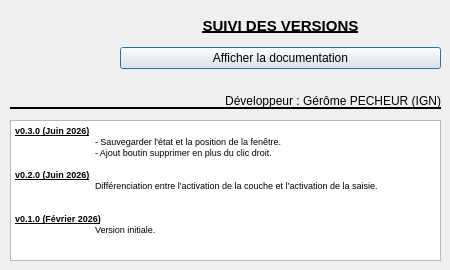
IGNF/objets-preferes-qgis-plugin, file aproposde.ui: the form before one commit.
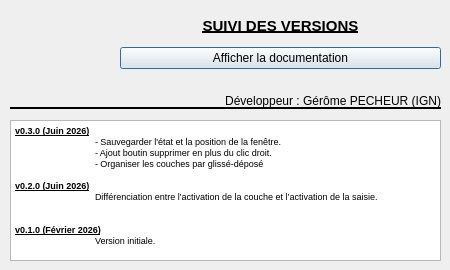
The form after the commit. Icons and pictures are not drawn.

Commit message: organisation des couches par glissé déposé

Patch:
```diff
--- a/aproposde.ui
+++ b/aproposde.ui
@@ -103,6 +103,7 @@
 &lt;p style=&quot; margin-top:0px; margin-bottom:0px; margin-left:0px; margin-right:0px; -qt-block-indent:0; text-indent:0px;&quot;&gt;&lt;span style=&quot; font-size:7pt; font-weight:600; text-decoration: underline;&quot;&gt;v0.3.0 (Juin 2026)&lt;/span&gt;&lt;/p&gt;
 &lt;p style=&quot; margin-top:0px; margin-bottom:0px; margin-left:0px; margin-right:0px; -qt-block-indent:0; text-indent:0px;&quot;&gt;&lt;span style=&quot; font-size:7pt;&quot;&gt;	- Sauvegarder l'état et la position de la fenêtre.&lt;/span&gt;&lt;/p&gt;
 &lt;p style=&quot; margin-top:0px; margin-bottom:0px; margin-left:0px; margin-right:0px; -qt-block-indent:0; text-indent:0px;&quot;&gt;&lt;span style=&quot; font-size:7pt;&quot;&gt;	- Ajout boutin supprimer en plus du clic droit.&lt;/span&gt;&lt;/p&gt;
+&lt;p style=&quot; margin-top:0px; margin-bottom:0px; margin-left:0px; margin-right:0px; -qt-block-indent:0; text-indent:0px;&quot;&gt;&lt;span style=&quot; font-size:7pt;&quot;&gt;	- Organiser les couches par glissé-déposé&lt;/span&gt;&lt;/p&gt;
 &lt;p style=&quot;-qt-paragraph-type:empty; margin-top:0px; margin-bottom:0px; margin-left:0px; margin-right:0px; -qt-block-indent:0; text-indent:0px; font-size:7pt;&quot;&gt;&lt;br /&gt;&lt;/p&gt;
 &lt;p style=&quot; margin-top:0px; margin-bottom:0px; margin-left:0px; margin-right:0px; -qt-block-indent:0; text-indent:0px;&quot;&gt;&lt;span style=&quot; font-size:7pt; font-weight:600; text-decoration: underline;&quot;&gt;v0.2.0 (Juin 2026)&lt;/span&gt;&lt;/p&gt;
 &lt;p style=&quot; margin-top:0px; margin-bottom:0px; margin-left:0px; margin-right:0px; -qt-block-indent:0; text-indent:0px;&quot;&gt;&lt;span style=&quot; font-size:7pt;&quot;&gt;	Différenciation entre l’activation de la couche et l’activation de la saisie.&lt;/span&gt;&lt;/p&gt;
```
The commit also changes 3 other files.
